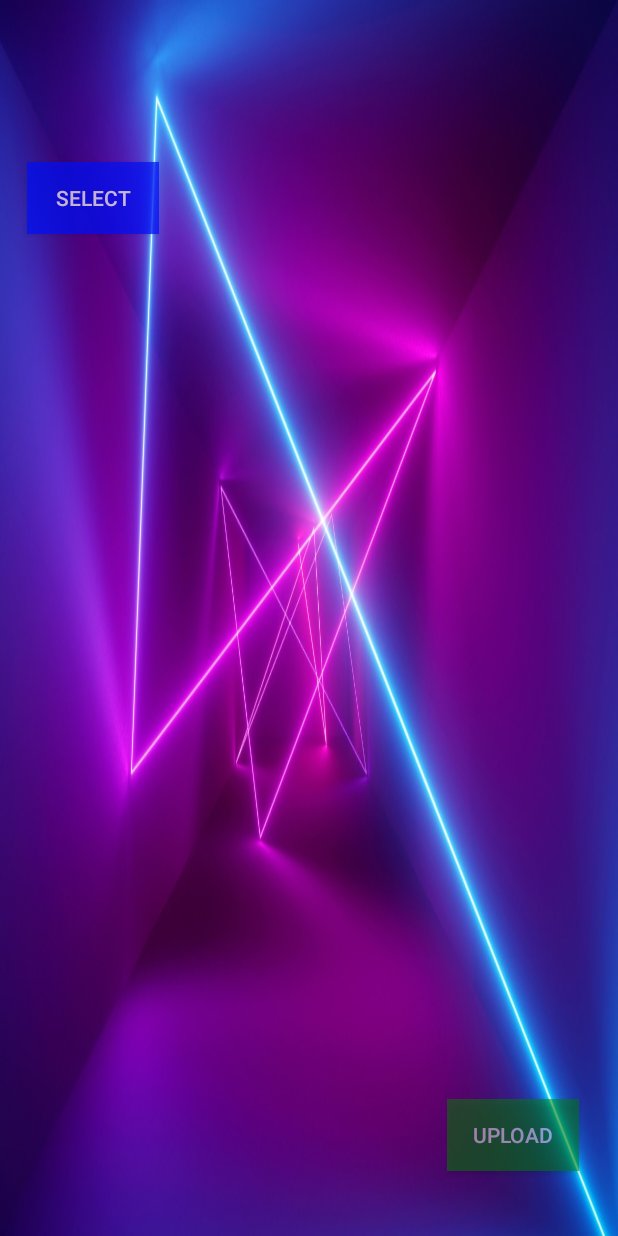
After one commit to charithcherry/Wallpaper-app, an Android app: the Uploadingimg screen opened directly, with no data from a screen before it, on a phone screen of 412 x 824 dp. The commit adds this screen. Run offline under Robolectric (Android 15) with nearby library versions, the phone set to English and light mode, and no system bars; our stand-ins replace Firebase (no records; nobody signed in at launch, a user with empty details on screens opened directly).

Commit message:
image uploader

```diff
--- a/app/build.gradle
+++ b/app/build.gradle
@@ -28,6 +28,7 @@ dependencies {
     implementation 'androidx.appcompat:appcompat:1.2.0'
     implementation 'androidx.constraintlayout:constraintlayout:2.0.4'
     implementation 'com.google.firebase:firebase-auth:20.0.1'
+    implementation 'com.google.firebase:firebase-storage:19.2.0'
     testImplementation 'junit:junit:4.12'
     androidTestImplementation 'androidx.test.ext:junit:1.1.2'
     androidTestImplementation 'androidx.test.espresso:espresso-core:3.3.0'
--- a/app/src/main/AndroidManifest.xml
+++ b/app/src/main/AndroidManifest.xml
@@ -3,6 +3,7 @@
     package="com.example.authentication">
     <uses-permission android:name="android.permission.SET_WALLPAPER"/>
     <uses-permission android:name="android.permission.READ_EXTERNAL_STORAGE"/>
+    <uses-permission android:name="android.permission.INTERNET"/>
     <application
         android:allowBackup="true"
         android:icon="@mipmap/ic_launcher"
@@ -22,6 +23,7 @@
         <activity android:name=".SignUpActivity"/>
         <activity android:name=".Setwallpaper"/>
         <activity android:name=".MainActivity"/>
+        <activity android:name=".Uploadingimg"/>
     </application>
 
 </manifest>
--- /dev/null
+++ b/app/src/main/java/com/example/authentication/Uploadingimg.java
@@ -0,0 +1,118 @@
+package com.example.authentication;
+
+import android.content.ContentProvider;
+import android.content.ContentResolver;
+import android.content.Intent;
+import android.net.Uri;
+import android.os.Bundle;
+import android.view.View;
+import android.webkit.MimeTypeMap;
+import android.widget.Button;
+import android.widget.ImageView;
+import android.widget.Toast;
+
+import androidx.annotation.NonNull;
+import androidx.annotation.Nullable;
+import androidx.appcompat.app.AppCompatActivity;
+
+import com.google.android.gms.tasks.OnFailureListener;
+import com.google.android.gms.tasks.OnSuccessListener;
+import com.google.firebase.storage.FirebaseStorage;
+import com.google.firebase.storage.StorageReference;
+import com.google.firebase.storage.StorageTask;
+import com.google.firebase.storage.UploadTask;
+
+public class Uploadingimg extends AppCompatActivity {
+    Button ch,up;
+    ImageView img;
+    StorageReference mStorangeRef;
+    public Uri imgurl;
+    private StorageTask uploadTask;
+
+    @Override
+    protected void onCreate(@Nullable Bundle savedInstanceState) {
+        super.onCreate(savedInstanceState);
+        setContentView(R.layout.upload_img);
+        mStorangeRef= FirebaseStorage.getInstance().getReference("Images");
+        img=(ImageView)findViewById(R.id.imageView2);
+        ch=(Button)findViewById(R.id.select_btn);
+        up=(Button)findViewById(R.id.upload_btn);
+        ch.setOnClickListener(new View.OnClickListener() {
+            @Override
+            public void onClick(View view) {
+                Filechooser();
+            }
+        });
+
+        up.setOnClickListener(new View.OnClickListener() {
+            @Override
+            public void onClick(View view) {
+
+                if(uploadTask!=null && uploadTask.isInProgress())
+                {
+                    Toast.makeText(Uploadingimg.this, "Upload in progress", Toast.LENGTH_SHORT).show();
+                }
+                else {
+                    Fileuploader();
+                }}
+        });
+
+
+
+    }
+
+
+    private String getExtension(Uri uri){
+        ContentResolver cr=getContentResolver();
+        MimeTypeMap mimeTypeMap=MimeTypeMap.getSingleton();
+        return mimeTypeMap.getExtensionFromMimeType(cr.getType(uri));
+
+    }
+
+
+
+    private void Fileuploader(){
+        StorageReference Ref=mStorangeRef.child(System.currentTimeMillis()+"."+getExtension(imgurl));
+
+        uploadTask= Ref.putFile(imgurl)
+                .addOnSuccessListener(new OnSuccessListener<UploadTask.TaskSnapshot>() {
+                    @Override
+                    public void onSuccess(UploadTask.TaskSnapshot taskSnapshot) {
+                        // Get a URL to the uploaded content
+                        // Uri downloadUrl = taskSnapshot.getDownloadUrl();
+                        Toast.makeText(Uploadingimg.this, "Image uploaded sucessfully", Toast.LENGTH_SHORT).show();
+
+                    }
+                })
+                .addOnFailureListener(new OnFailureListener() {
+                    @Override
+                    public void onFailure(@NonNull Exception exception) {
+                        // Handle unsuccessful uploads
+                        // ...
+                    }
+                });
+
+
+    }
+
+    private void Filechooser(){
+        Intent intent=new Intent();
+        intent.setType("image/*");
+        intent.setAction(Intent.ACTION_GET_CONTENT);
+        startActivityForResult(intent,1);
+
+
+    }
+
+
+    @Override
+    protected void onActivityResult(int requestCode, int resultCode, @Nullable Intent data) {
+        super.onActivityResult(requestCode, resultCode, data);
+        if(requestCode==1 && resultCode==RESULT_OK && data!=null && data.getData()!=null)
+        {
+            imgurl=data.getData();
+            img.setImageURI(imgurl);
+
+        }
+    }
+}
--- /dev/null
+++ b/app/src/main/res/layout/upload_img.xml
@@ -0,0 +1,53 @@
+<?xml version="1.0" encoding="utf-8"?>
+<androidx.constraintlayout.widget.ConstraintLayout
+    xmlns:android="http://schemas.android.com/apk/res/android"
+    xmlns:app="http://schemas.android.com/apk/res-auto"
+    xmlns:tools="http://schemas.android.com/tools"
+    android:layout_width="match_parent"
+    android:layout_height="match_parent"
+    android:background="@drawable/main2">
+
+
+    <ImageView
+        android:id="@+id/imageView2"
+        android:layout_width="369dp"
+        android:layout_height="330dp"
+        android:layout_marginStart="21dp"
+        android:layout_marginEnd="21dp"
+        android:layout_marginBottom="112dp"
+        app:layout_constraintBottom_toTopOf="@+id/upload_btn"
+        app:layout_constraintEnd_toEndOf="parent"
+        app:layout_constraintStart_toStartOf="parent"
+        tools:srcCompat="@tools:sample/backgrounds/scenic" />
+
+    <Button
+        android:id="@+id/select_btn"
+        android:layout_width="wrap_content"
+        android:layout_height="wrap_content"
+        android:layout_marginStart="18dp"
+        android:layout_marginTop="43dp"
+        android:layout_marginEnd="306dp"
+        android:layout_marginBottom="70dp"
+        android:text="Select"
+        app:layout_constraintBottom_toTopOf="@+id/imageView2"
+        app:layout_constraintEnd_toEndOf="parent"
+        app:layout_constraintHorizontal_bias="0.52"
+        app:layout_constraintStart_toStartOf="parent"
+        app:layout_constraintTop_toTopOf="parent"
+        android:background="@color/btype"
+        android:alpha="0.7"/>
+
+    <Button
+        android:id="@+id/upload_btn"
+        android:layout_width="wrap_content"
+        android:layout_height="wrap_content"
+        android:layout_marginStart="297dp"
+        android:layout_marginEnd="26dp"
+        android:layout_marginBottom="43dp"
+        android:text="Upload"
+        app:layout_constraintBottom_toBottomOf="parent"
+        app:layout_constraintEnd_toEndOf="parent"
+        app:layout_constraintStart_toStartOf="parent"
+        android:background="@color/colorPrimary"
+        android:alpha="0.5"/>
+</androidx.constraintlayout.widget.ConstraintLayout>
--- a/app/src/main/res/values/colors.xml
+++ b/app/src/main/res/values/colors.xml
@@ -3,4 +3,5 @@
     <color name="colorPrimary">#008000	</color>
     <color name="colorPrimaryDark">#FF2079</color>
     <color name="colorAccent">#ffffff</color>
+    <color name="btype">#000FFF	</color>
 </resources>
```
Also changed, not shown: app/src/main/java/com/example/authentication/DashboardActivity.java (+8 -1 lines).
